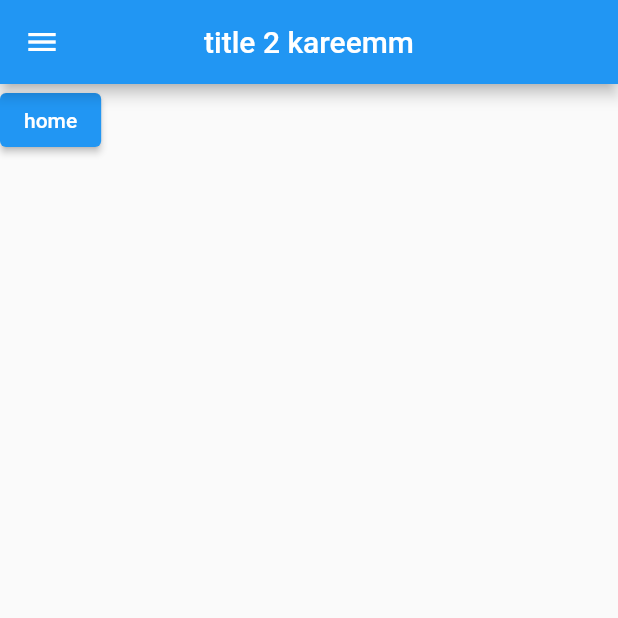
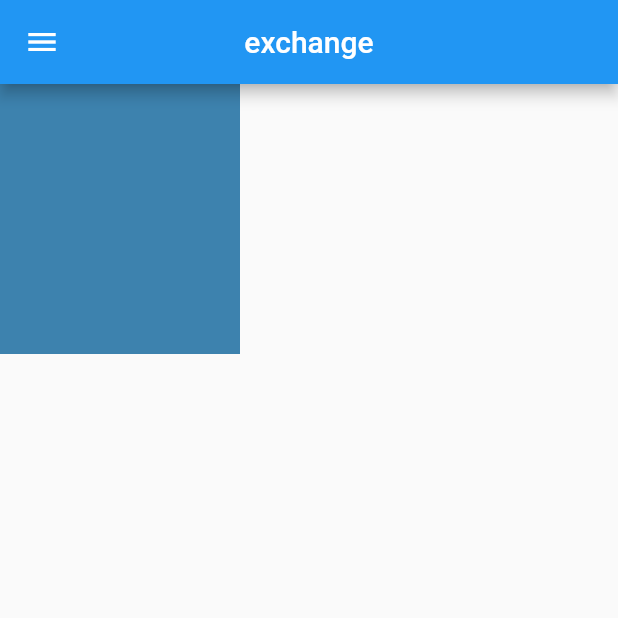
Before and after one commit to mahmoudzoair/Mobile-Development-Course, a Flutter app: the screen it shows after launch, after a tap on "cat", on a phone screen of 412 x 824 dp, the top half of it. Run offline on Flutter 3.47's test engine with Material 2 defaults, Android fonts, the light colour scheme and no system bars.

Commit message:
show items

```diff
--- a/lib/main.dart
+++ b/lib/main.dart
@@ -1,12 +1,18 @@
+import 'package:exchange_app/screens/show_items.dart';
 import 'package:flutter/material.dart';
 import 'stateless_widgets/categories.dart';
 import 'stateless_widgets/home.dart';
+import 'stateless_widgets/cards.dart';
+import 'screens/show_items.dart';
+
 void main() {
   runApp(MaterialApp(
     initialRoute: '/',
     routes: {
       '/' : (context) => home(),
       '/categories': (context) => categories(),
+      '/items': (context) => Show_items(),
+
     },
   )
   );
--- /dev/null
+++ b/lib/models/item.dart
@@ -0,0 +1,24 @@
+import 'package:flutter/material.dart';
+
+
+class Item {
+  final String image , title,description;
+  final int id,price;
+  final Color color;
+
+  Item(
+    this.id,
+    this.color,
+    this.description,
+    this.image,
+    this.price,
+    this.title,
+  );
+}
+
+List<Item> items = [
+  Item(1,const Color(0xFF3D82AE), 'great', 'assets/egypt.png', 20,'item1'),
+  Item(2,const Color(0xFF3D82AE), 'great', 'assets/egypt.png', 20,'item2'),
+  Item(3,const Color(0xFF3D82AE), 'great', 'assets/egypt.png', 20,'item3'),
+  Item(4,const Color(0xFF3D82AE), 'great', 'assets/egypt.png', 20,'item4')
+];
--- /dev/null
+++ b/lib/screens/show_items.dart
@@ -0,0 +1,22 @@
+import 'package:exchange_app/models/item.dart';
+import 'package:flutter/material.dart';
+import 'package:exchange_app/stateless_widgets/bar.dart';
+import 'package:exchange_app/stateless_widgets/cards.dart';
+
+class Show_items extends StatelessWidget {
+  const Show_items({ Key? key }) : super(key: key);
+
+  @override
+  Widget build(BuildContext context) {
+    return Scaffold(
+      drawer: startDrawer(),
+      appBar: BaseAppBar(
+        backgroundColor: Colors.blue,
+        title: Text('exchange'),
+        appBar: AppBar(),
+
+      ),
+      body: CardSquare(),
+    );
+  }
+}
--- /dev/null
+++ b/lib/stateless_widgets/cards.dart
@@ -0,0 +1,17 @@
+import 'package:exchange_app/models/item.dart';
+import 'package:flutter/material.dart';
+
+class CardSquare extends StatelessWidget {
+  @override
+  Widget build(BuildContext context) {
+    return Column(
+      children : <Widget>[
+      Container(
+        height: 180,
+        width: 160,
+        decoration: BoxDecoration(color: items[0].color),
+    ),
+    ],
+    );
+}
+}
--- a/lib/stateless_widgets/home.dart
+++ b/lib/stateless_widgets/home.dart
@@ -13,7 +13,7 @@ class home extends StatelessWidget {
           ),
       body: SafeArea(
         child: ElevatedButton(
-          onPressed: (){Navigator.pushNamed(context, '/categories');},
+          onPressed: (){Navigator.pushNamed(context, '/items');},
           child: Text('cat'),
           ),
           ),
--- a/pubspec.yaml
+++ b/pubspec.yaml
@@ -44,7 +44,7 @@ dev_dependencies:
   # activated in the `analysis_options.yaml` file located at the root of your
   # package. See that file for information about deactivating specific lint
   # rules and activating additional ones.
-  flutter_lints: ^1.0.0
+  #flutter_lints: ^1.0.0
 
 # For information on the generic Dart part of this file, see the
 # following page: https://dart.dev/tools/pub/pubspec
```
Also changed, not shown: pubspec.lock.
